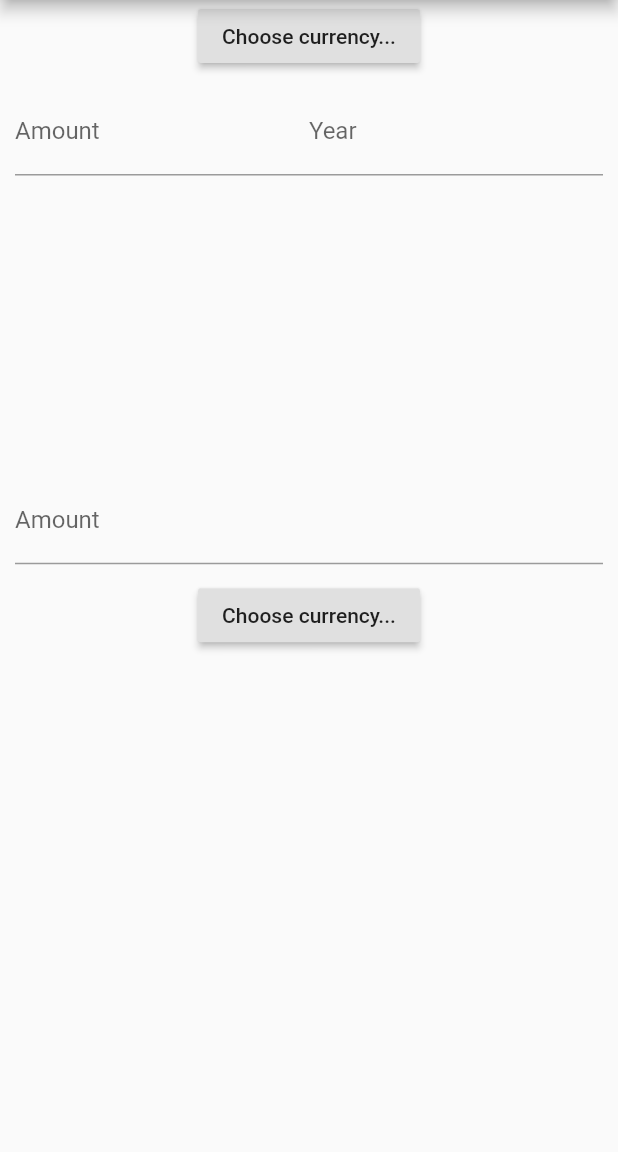
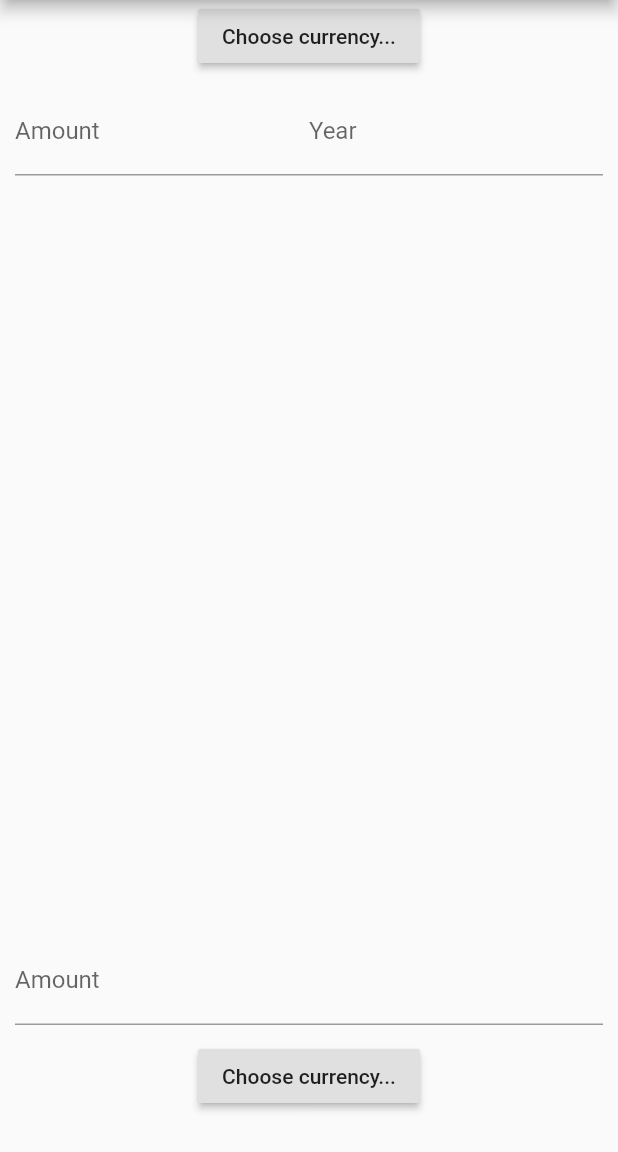
Before and after one commit to jltimm/inflation-calculator, a Flutter app: the screen it shows after launch, on a phone screen of 412 x 824 dp, the part 84-1236 px from its top. Run offline on Flutter 3.47's test engine with Material 2 defaults, Android fonts, the phone set to English and light mode, and no system bars.

Commit message:
changing the flex again

```diff
--- a/lib/main.dart
+++ b/lib/main.dart
@@ -124,11 +124,11 @@ class _HomeState extends State<Home> {
     return new Column(
       children: [
         new Expanded(
-          flex: 2,
+          flex: 4,
           child: buildBeforeInput(),
         ),
         new Expanded(
-          flex: 3,
+          flex: 1,
           child: buildAfterInput(),
         )
       ],
```
